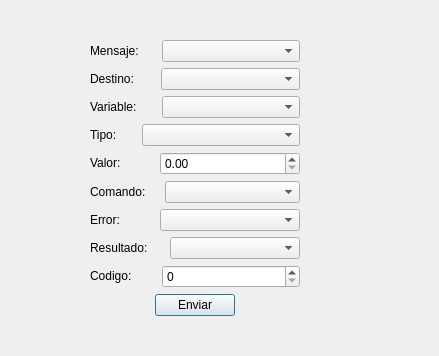
arukagiri/interfazLAC, file enviar_mensaje.ui: the form before one commit.
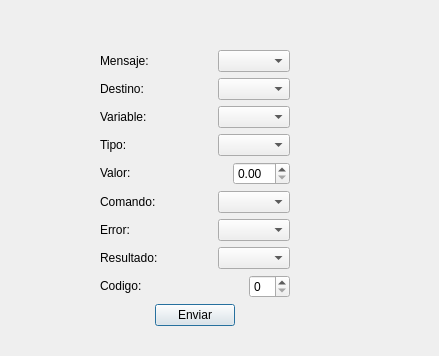
The form after the commit.

Patch:
```diff
--- a/enviar_mensaje.ui
+++ b/enviar_mensaje.ui
@@ -19,10 +19,22 @@
      <x>90</x>
      <y>40</y>
      <width>210</width>
-     <height>279</height>
+     <height>297</height>
     </rect>
    </property>
    <layout class="QVBoxLayout" name="verticalLayout">
+    <property name="leftMargin">
+     <number>10</number>
+    </property>
+    <property name="topMargin">
+     <number>10</number>
+    </property>
+    <property name="rightMargin">
+     <number>10</number>
+    </property>
+    <property name="bottomMargin">
+     <number>10</number>
+    </property>
     <item>
      <layout class="QHBoxLayout" name="horizontalLayout_8">
       <item>
@@ -44,7 +56,7 @@
          <enum>Qt::Horizontal</enum>
         </property>
         <property name="sizeType">
-         <enum>QSizePolicy::Fixed</enum>
+         <enum>QSizePolicy::Expanding</enum>
         </property>
         <property name="sizeHint" stdset="0">
          <size>
@@ -57,7 +69,7 @@
       <item>
        <widget class="QComboBox" name="list_MENSAJE">
         <property name="sizePolicy">
-         <sizepolicy hsizetype="Expanding" vsizetype="Fixed">
+         <sizepolicy hsizetype="Fixed" vsizetype="Fixed">
           <horstretch>0</horstretch>
           <verstretch>0</verstretch>
          </sizepolicy>
@@ -87,7 +99,7 @@
          <enum>Qt::Horizontal</enum>
         </property>
         <property name="sizeType">
-         <enum>QSizePolicy::Fixed</enum>
+         <enum>QSizePolicy::Expanding</enum>
         </property>
         <property name="sizeHint" stdset="0">
          <size>
@@ -100,7 +112,7 @@
       <item>
        <widget class="QComboBox" name="list_DESTINO">
         <property name="sizePolicy">
-         <sizepolicy hsizetype="Expanding" vsizetype="Fixed">
+         <sizepolicy hsizetype="Fixed" vsizetype="Fixed">
           <horstretch>0</horstretch>
           <verstretch>0</verstretch>
          </sizepolicy>
@@ -130,7 +142,7 @@
          <enum>Qt::Horizontal</enum>
         </property>
         <property name="sizeType">
-         <enum>QSizePolicy::Fixed</enum>
+         <enum>QSizePolicy::Expanding</enum>
         </property>
         <property name="sizeHint" stdset="0">
          <size>
@@ -143,7 +155,7 @@
       <item>
        <widget class="QComboBox" name="list_VARIABLE">
         <property name="sizePolicy">
-         <sizepolicy hsizetype="Expanding" vsizetype="Fixed">
+         <sizepolicy hsizetype="Fixed" vsizetype="Fixed">
           <horstretch>0</horstretch>
           <verstretch>0</verstretch>
          </sizepolicy>
@@ -173,7 +185,7 @@
          <enum>Qt::Horizontal</enum>
         </property>
         <property name="sizeType">
-         <enum>QSizePolicy::Fixed</enum>
+         <enum>QSizePolicy::Expanding</enum>
         </property>
         <property name="sizeHint" stdset="0">
          <size>
@@ -186,7 +198,7 @@
       <item>
        <widget class="QComboBox" name="list_TIPO">
         <property name="sizePolicy">
-         <sizepolicy hsizetype="Expanding" vsizetype="Fixed">
+         <sizepolicy hsizetype="Fixed" vsizetype="Fixed">
           <horstretch>0</horstretch>
           <verstretch>0</verstretch>
          </sizepolicy>
@@ -216,7 +228,7 @@
          <enum>Qt::Horizontal</enum>
         </property>
         <property name="sizeType">
-         <enum>QSizePolicy::Fixed</enum>
+         <enum>QSizePolicy::Expanding</enum>
         </property>
         <property name="sizeHint" stdset="0">
          <size>
@@ -227,7 +239,14 @@
        </spacer>
       </item>
       <item>
-       <widget class="QDoubleSpinBox" name="spin_valor"/>
+       <widget class="QDoubleSpinBox" name="spin_valor">
+        <property name="sizePolicy">
+         <sizepolicy hsizetype="Fixed" vsizetype="Fixed">
+          <horstretch>0</horstretch>
+          <verstretch>0</verstretch>
+         </sizepolicy>
+        </property>
+       </widget>
       </item>
      </layout>
     </item>
@@ -252,7 +271,7 @@
          <enum>Qt::Horizontal</enum>
         </property>
         <property name="sizeType">
-         <enum>QSizePolicy::Fixed</enum>
+         <enum>QSizePolicy::Expanding</enum>
         </property>
         <property name="sizeHint" stdset="0">
          <size>
@@ -265,7 +284,7 @@
       <item>
        <widget class="QComboBox" name="list_COMANDO">
         <property name="sizePolicy">
-         <sizepolicy hsizetype="Expanding" vsizetype="Fixed">
+         <sizepolicy hsizetype="Fixed" vsizetype="Fixed">
           <horstretch>0</horstretch>
           <verstretch>0</verstretch>
          </sizepolicy>
@@ -295,7 +314,7 @@
          <enum>Qt::Horizontal</enum>
         </property>
         <property name="sizeType">
-         <enum>QSizePolicy::Fixed</enum>
+         <enum>QSizePolicy::Expanding</enum>
         </property>
         <property name="sizeHint" stdset="0">
          <size>
@@ -308,7 +327,7 @@
       <item>
        <widget class="QComboBox" name="list_ERROR">
         <property name="sizePolicy">
-         <sizepolicy hsizetype="Expanding" vsizetype="Fixed">
+         <sizepolicy hsizetype="Fixed" vsizetype="Fixed">
           <horstretch>0</horstretch>
           <verstretch>0</verstretch>
          </sizepolicy>
@@ -338,7 +357,7 @@
          <enum>Qt::Horizontal</enum>
         </property>
         <property name="sizeType">
-         <enum>QSizePolicy::Fixed</enum>
+         <enum>QSizePolicy::Expanding</enum>
         </property>
         <property name="sizeHint" stdset="0">
          <size>
@@ -351,7 +370,7 @@
       <item>
        <widget class="QComboBox" name="list_RESULTADO">
         <property name="sizePolicy">
-         <sizepolicy hsizetype="Expanding" vsizetype="Fixed">
+         <sizepolicy hsizetype="Fixed" vsizetype="Fixed">
           <horstretch>0</horstretch>
           <verstretch>0</verstretch>
          </sizepolicy>
@@ -381,7 +400,7 @@
          <enum>Qt::Horizontal</enum>
         </property>
         <property name="sizeType">
-         <enum>QSizePolicy::Fixed</enum>
+         <enum>QSizePolicy::Expanding</enum>
         </property>
         <property name="sizeHint" stdset="0">
          <size>
@@ -392,7 +411,14 @@
        </spacer>
       </item>
       <item>
-       <widget class="QSpinBox" name="spin_codigo"/>
+       <widget class="QSpinBox" name="spin_codigo">
+        <property name="sizePolicy">
+         <sizepolicy hsizetype="Fixed" vsizetype="Fixed">
+          <horstretch>0</horstretch>
+          <verstretch>0</verstretch>
+         </sizepolicy>
+        </property>
+       </widget>
       </item>
      </layout>
     </item>
```
